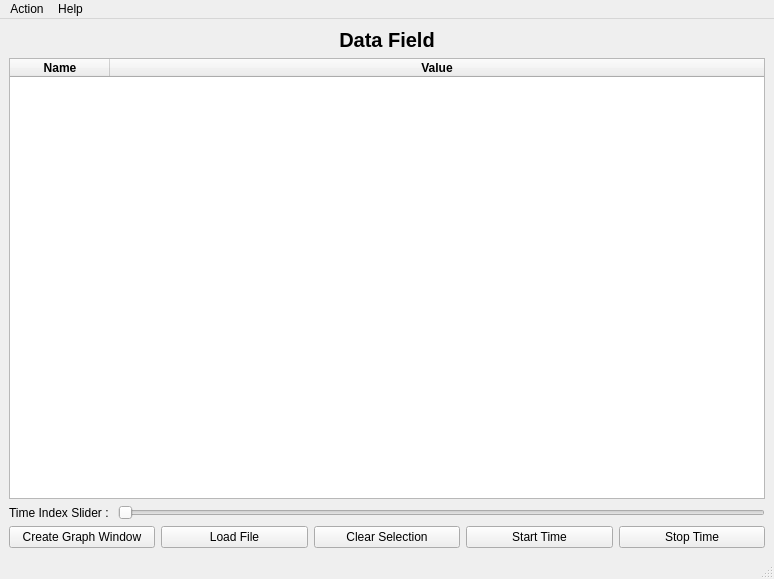
Old version of the form MainWindow.ui in the repository Bang1999/-PJWP-PlotJugglerWithPython.
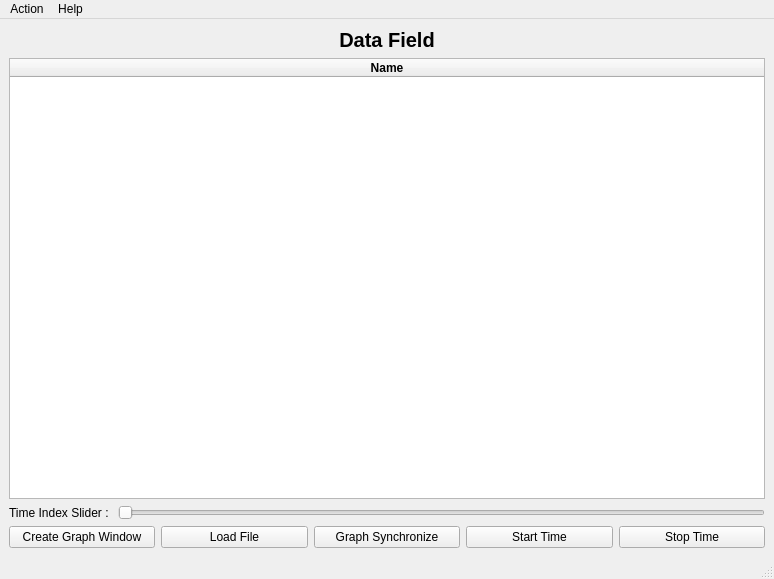
New version of the form.

Diff of the .ui file:
```diff
--- a/MainWindow.ui
+++ b/MainWindow.ui
@@ -54,6 +54,9 @@
         <property name="lineWidth">
          <number>1</number>
         </property>
+        <property name="midLineWidth">
+         <number>-7</number>
+        </property>
         <property name="dragEnabled">
          <bool>true</bool>
         </property>
@@ -64,7 +67,7 @@
          <enum>Qt::MoveAction</enum>
         </property>
         <property name="columnCount">
-         <number>2</number>
+         <number>1</number>
         </property>
         <column>
          <property name="text">
@@ -80,20 +83,6 @@
           <set>AlignCenter</set>
          </property>
         </column>
-        <column>
-         <property name="text">
-          <string>Value</string>
-         </property>
-         <property name="font">
-          <font>
-           <weight>75</weight>
-           <bold>true</bold>
-          </font>
-         </property>
-         <property name="textAlignment">
-          <set>AlignCenter</set>
-         </property>
-        </column>
        </widget>
       </item>
       <item>
@@ -136,7 +125,7 @@
         <item>
          <widget class="QPushButton" name="btn_Clear">
           <property name="text">
-           <string>Clear Selection</string>
+           <string>Graph Synchronize</string>
           </property>
          </widget>
         </item>
```
Left out of the diff: 12 changed lines with no effect on the pictures.
